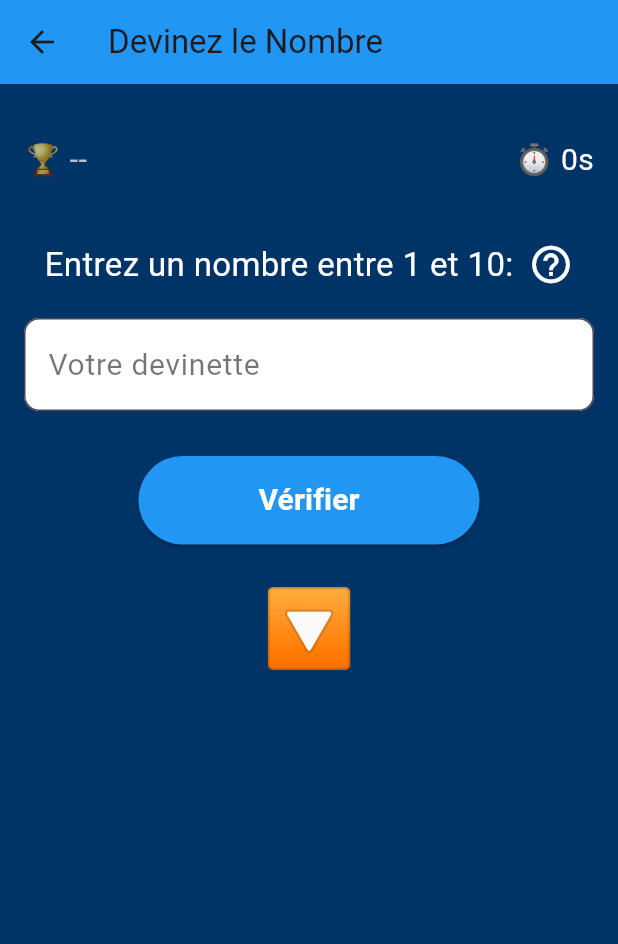
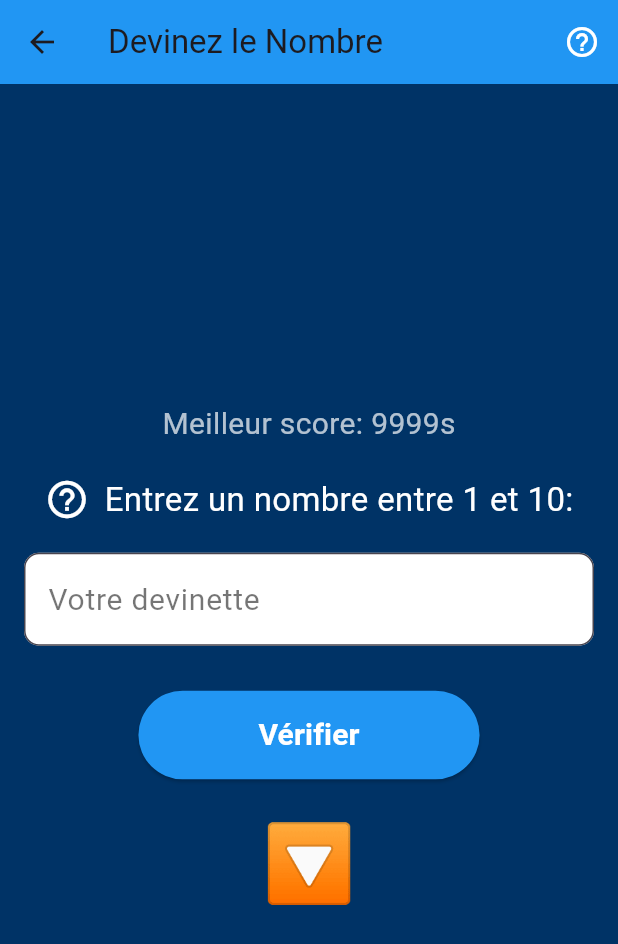
Before and after one commit to houssamos1/guess_the_number, a Flutter app: the GamePage screen opened directly, after a tap on "Vérifier", on a phone screen of 412 x 824 dp. Shown: the top 944 px of the screen. Run offline on Flutter 3.47's test engine with Material 3 defaults, Android fonts, the light colour scheme and no system bars.

Commit message:
Devinez_le_Nombre_v1

```diff
--- a/lib/main.dart
+++ b/lib/main.dart
@@ -15,6 +15,25 @@ class GuessTheNumberApp extends StatelessWidget {
       ),
       home: HomePage(),
     );
+  }
+}
+
+// Classe pour gérer les scores
+class ScoreManager {
+  static List<int> scores = [];
+
+  // Ajoute un score à la liste et trie pour garder les meilleurs
+  static void addScore(int score) {
+    scores.add(score);
+    scores.sort();
+    if (scores.length > 10) {
+      scores = scores.sublist(0, 10); // Garder les 10 meilleurs scores
+    }
+  }
+
+  // Retourne les 10 meilleurs scores
+  static List<int> getTopScores() {
+    return scores;
   }
 }
 
@@ -102,23 +121,20 @@ class LevelSelectionPage extends StatelessWidget {
       appBar: AppBar(
         title: Text('Choisissez le Niveau'),
         backgroundColor: Colors.blue,
+        actions: [
+          // Icône d'information en haut à droite
+          IconButton(
+            icon: Icon(Icons.help_outline, color: Colors.white),
+            onPressed: () {
+              _showLevelDescription(context);
+            },
+          ),
+        ],
       ),
       body: Center(
         child: Column(
           mainAxisAlignment: MainAxisAlignment.center,
           children: [
-            // Description des niveaux avec pop-up
-            ElevatedButton(
-              style: ElevatedButton.styleFrom(
-                backgroundColor: Colors.blue,
-                padding: EdgeInsets.symmetric(horizontal: 60, vertical: 15),
-              ),
-              onPressed: () {
-                _showLevelDescription(context);
-              },
-              child: Text('Description du Niveau'),
-            ),
-            SizedBox(height: 20),
             // Boutons de niveaux
             ElevatedButton(
               style: ElevatedButton.styleFrom(
@@ -208,15 +224,25 @@ class _GamePageState extends State<GamePage> {
   late int _highScore;
   String _feedbackMessage = '';
   int _attempts = 0;
-  late Stopwatch _stopwatch;
+  late DateTime _startTime;
+  String _errorMessage = '';
 
   @override
   void initState() {
     super.initState();
-    _randomNumber = Random().nextInt(widget.maxNumber) + 1;
+    _generateNewNumber();
     _highScore = 9999;
-    _stopwatch = Stopwatch();
-    _stopwatch.start();
+  }
+
+  // Fonction pour générer un nombre aléatoire en fonction du niveau
+  void _generateNewNumber() {
+    setState(() {
+      _randomNumber = Random().nextInt(widget.maxNumber) + 1;
+      _feedbackMessage = '';
+      _errorMessage = '';
+      _attempts = 0;
+      _startTime = DateTime.now();
+    });
   }
 
   void _checkGuess() {
@@ -225,7 +251,7 @@ class _GamePageState extends State<GamePage> {
 
       // Vérification si la valeur est supérieure au niveau
       if (guess > widget.maxNumber) {
-        _showInputErrorDialog(context);
+        _errorMessage = 'Erreur : Entrez un nombre inférieur ou égal à ${widget.maxNumber}';
         return;
       }
 
@@ -237,36 +263,19 @@ class _GamePageState extends State<GamePage> {
         _feedbackMessage = '🔼'; // Plus petit
       } else {
         _feedbackMessage = '🎉'; // Correct
-        _stopwatch.stop();
-        int score = _stopwatch.elapsed.inSeconds;
+        Duration elapsedTime = DateTime.now().difference(_startTime);
+        int score = elapsedTime.inSeconds;
+
         if (score < _highScore) {
           _highScore = score;
         }
-        // Redirection vers la page de classement
+
+        // Ajoute le score au classement et affiche le message de fin
+        ScoreManager.addScore(score);
         _showGameOverDialog(context, score);
       }
       _controller.clear();
     });
-  }
-
-  void _showInputErrorDialog(BuildContext context) {
-    showDialog(
-      context: context,
-      builder: (BuildContext context) {
-        return AlertDialog(
-          title: Text('Erreur de saisie'),
-          content: Text('Veuillez entrer un nombre inférieur ou égal à ${widget.maxNumber}.'),
-          actions: [
-            TextButton(
-              onPressed: () {
-                Navigator.of(context).pop();
-              },
-              child: Text('Fermer'),
-            ),
-          ],
-        );
-      },
-    );
   }
 
   void _showGameOverDialog(BuildContext context, int score) {
@@ -282,20 +291,12 @@ class _GamePageState extends State<GamePage> {
                 Navigator.of(context).pop();
                 Navigator.push(
                   context,
-                  MaterialPageRoute(builder: (context) => FinalRankingPage(score: score)),
+                  MaterialPageRoute(
+                    builder: (context) => FinalRankingPage(score: score),
+                  ),
                 );
               },
               child: Text('Voir le classement'),
-            ),
-            TextButton(
-              onPressed: () {
-                Navigator.of(context).pop();
-                Navigator.push(
-                  context,
-                  MaterialPageRoute(builder: (context) => HomePage()),
-                );
-              },
-              child: Text('Retour à l\'accueil'),
             ),
           ],
         );
@@ -310,39 +311,42 @@ class _GamePageState extends State<GamePage> {
       appBar: AppBar(
         title: Text('Devinez le Nombre'),
         backgroundColor: Colors.blue,
+        actions: [
+          // Icône d'information en haut à droite
+          IconButton(
+            icon: Icon(Icons.help_outline, color: Colors.white),
+            onPressed: () {
+              _showLevelDescription(context);
+            },
+          ),
+        ],
       ),
       body: Padding(
         padding: const EdgeInsets.all(16.0),
         child: Column(
-          mainAxisAlignment: MainAxisAlignment.start,
-          crossAxisAlignment: CrossAxisAlignment.center,
+          mainAxisAlignment: MainAxisAlignment.center,
           children: [
+            // Message d'erreur
+            if (_errorMessage.isNotEmpty)
+              Padding(
+                padding: const EdgeInsets.all(8.0),
+                child: Text(
+                  _errorMessage,
+                  style: TextStyle(color: Colors.red, fontSize: 18),
+                ),
+              ),
+            // Affichage du meilleur score
+            Text(
+              'Meilleur score: ${_highScore}s',
+              style: TextStyle(fontSize: 20, color: Colors.white70),
+            ),
             SizedBox(height: 20),
-            // Affichage du meilleur score et timer
-            Row(
-              mainAxisAlignment: MainAxisAlignment.spaceBetween,
-              children: [
-                Text(
-                  '🏆 ${_highScore == 9999 ? "--" : "${_highScore}s"}',
-                  style: TextStyle(
-                    fontSize: 20,
-                    color: Colors.white70,
-                  ),
-                ),
-                Text(
-                  '⏱ ${_stopwatch.elapsed.inSeconds}s',
-                  style: TextStyle(
-                    fontSize: 20,
-                    color: Colors.white,
-                  ),
-                ),
-              ],
-            ),
-            SizedBox(height: 40),
             // Instruction avec emoji
             Row(
               mainAxisAlignment: MainAxisAlignment.center,
               children: [
+                Icon(Icons.help_outline, color: Colors.white, size: 30),
+                SizedBox(width: 10),
                 Text(
                   'Entrez un nombre entre 1 et ${widget.maxNumber}:',
                   style: TextStyle(
@@ -350,8 +354,6 @@ class _GamePageState extends State<GamePage> {
                     color: Colors.white,
                   ),
                 ),
-                SizedBox(width: 10),
-                Icon(Icons.help_outline, color: Colors.white, size: 30),
               ],
             ),
             SizedBox(height: 20),
@@ -401,6 +403,26 @@ class _GamePageState extends State<GamePage> {
       ),
     );
   }
+
+  void _showLevelDescription(BuildContext context) {
+    showDialog(
+      context: context,
+      builder: (BuildContext context) {
+        return AlertDialog(
+          title: Text('Description du Niveau'),
+          content: Text('Choisissez un niveau de difficulté:\n1-10: Facile\n1-50: Moyen\n1-100: Difficile'),
+          actions: [
+            TextButton(
+              onPressed: () {
+                Navigator.of(context).pop();
+              },
+              child: Text('Fermer'),
+            ),
+          ],
+        );
+      },
+    );
+  }
 }
 
 class FinalRankingPage extends StatelessWidget {
@@ -425,12 +447,21 @@ class FinalRankingPage extends StatelessWidget {
               style: TextStyle(fontSize: 24, color: Colors.white),
             ),
             SizedBox(height: 20),
-            // Affichage des meilleurs scores (fictifs ici)
+            // Affichage des meilleurs scores dynamiques
             Text(
-              'Top 10 des scores :\n1. 10s\n2. 12s\n3. 15s\n4. 20s\n5. 22s\n6. 30s\n7. 35s\n8. 40s\n9. 45s\n10. 50s',
-              style: TextStyle(fontSize: 18, color: Colors.white70),
-              textAlign: TextAlign.center,
+              'Top 10 des scores :',
+              style: TextStyle(fontSize: 20, color: Colors.white),
             ),
+            SizedBox(height: 10),
+            // Liste des scores
+            ...ScoreManager.getTopScores().asMap().entries.map((entry) {
+              int rank = entry.key + 1;
+              int score = entry.value;
+              return Text(
+                '$rank. $score secondes',
+                style: TextStyle(fontSize: 18, color: Colors.white70),
+              );
+            }).toList(),
             SizedBox(height: 20),
             ElevatedButton(
               style: ElevatedButton.styleFrom(
```
